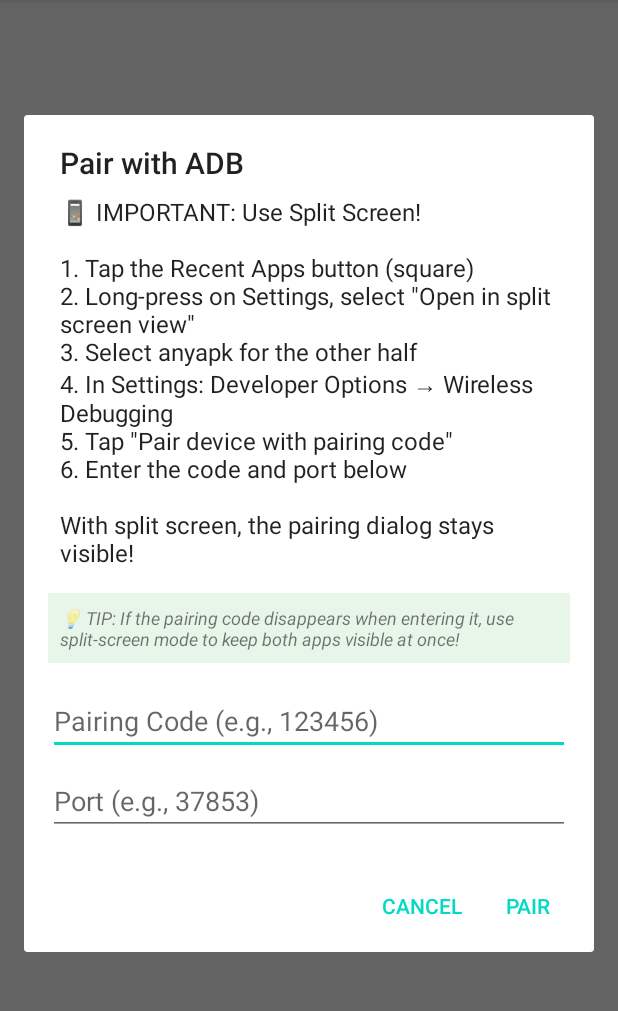
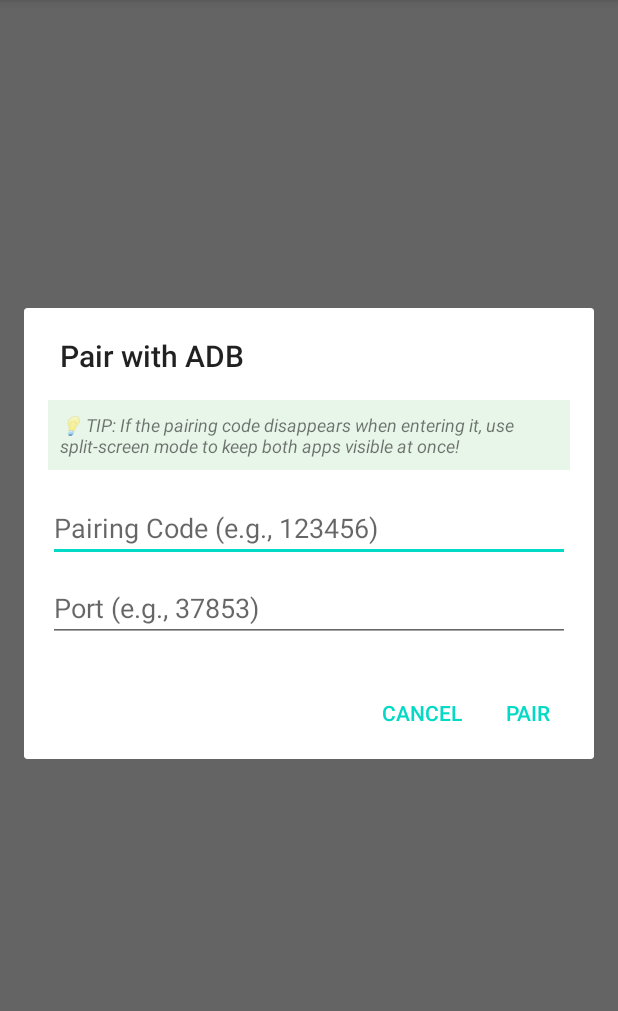
Before and after one commit to sam1am/anyapk, an Android app: the screen it shows after launch (MainActivity), after a tap on "WAITING…", on a phone screen of 412 x 824 dp, the part 84-1095 px from its top. Run offline under Robolectric (Android 15) with nearby library versions, the phone set to English and light mode, and no system bars; libraries missing offline, so code that uses them is left out: io.github.muntashirakon.adb; 6 statements that could not run were skipped.

Commit message:
fix "split screen makes entering code impossible"

```diff
--- a/app/src/main/java/com/anyapk/installer/MainActivity.kt
+++ b/app/src/main/java/com/anyapk/installer/MainActivity.kt
@@ -18,6 +18,7 @@ class MainActivity : AppCompatActivity() {
 
     private lateinit var statusText: TextView
     private lateinit var actionButton: Button
+    private lateinit var refreshButton: Button
     private lateinit var testConnectionButton: Button
     private lateinit var selectApkButton: Button
 
@@ -38,11 +39,16 @@ class MainActivity : AppCompatActivity() {
 
         statusText = findViewById(R.id.statusText)
         actionButton = findViewById(R.id.actionButton)
+        refreshButton = findViewById(R.id.refreshButton)
         testConnectionButton = findViewById(R.id.testConnectionButton)
         selectApkButton = findViewById(R.id.selectApkButton)
 
         actionButton.setOnClickListener {
             showPairingDialog()
+        }
+
+        refreshButton.setOnClickListener {
+            checkStatus()
         }
 
         testConnectionButton.setOnClickListener {
@@ -73,6 +79,7 @@ class MainActivity : AppCompatActivity() {
                     actionButton.isEnabled = false
                     actionButton.text = getString(R.string.btn_connected)
                     testConnectionButton.visibility = Button.GONE
+                    refreshButton.visibility = Button.GONE
                     selectApkButton.visibility = Button.VISIBLE
                 }
                 else -> {
--- a/app/src/main/java/com/anyapk/installer/PairingDialogFragment.kt
+++ b/app/src/main/java/com/anyapk/installer/PairingDialogFragment.kt
@@ -18,7 +18,7 @@ class PairingDialogFragment : DialogFragment() {
 
         return AlertDialog.Builder(requireContext())
             .setTitle(getString(R.string.pairing_title))
-            .setMessage(getString(R.string.pairing_message))
+            //.setMessage(getString(R.string.pairing_message))
             .setView(view)
             .setPositiveButton(getString(R.string.btn_pair)) { _, _ ->
                 val code = codeInput.text.toString()
--- a/app/src/main/res/layout/activity_main.xml
+++ b/app/src/main/res/layout/activity_main.xml
@@ -16,13 +16,26 @@
         android:layout_marginBottom="32dp"
         android:lineSpacingExtra="4dp" />
 
-    <Button
-        android:id="@+id/actionButton"
+    <LinearLayout
         android:layout_width="wrap_content"
         android:layout_height="wrap_content"
-        android:text="@string/btn_waiting"
-        android:minWidth="200dp"
-        android:layout_marginBottom="16dp" />
+        android:orientation="horizontal">
+        <Button
+            android:id="@+id/actionButton"
+            android:layout_width="wrap_content"
+            android:layout_height="wrap_content"
+            android:text="@string/btn_waiting"
+            android:minWidth="200dp"
+            android:layout_marginBottom="16dp" />
+
+        <Button
+            android:id="@+id/refreshButton"
+            android:layout_width="wrap_content"
+            android:layout_height="wrap_content"
+            android:text="@string/btn_refresh"
+            android:minWidth="200dp"
+            android:layout_marginBottom="16dp" />
+    </LinearLayout>
 
     <Button
         android:id="@+id/testConnectionButton"
--- a/app/src/main/res/values/strings.xml
+++ b/app/src/main/res/values/strings.xml
@@ -29,4 +29,5 @@
     <string name="pairing_success">✅ Paired successfully!</string>
     <string name="pairing_failed">❌ Pairing failed: %s</string>
     <string name="btn_select_apk">Select APK to Install</string>
+    <string name="btn_refresh">Refresh</string>
 </resources>
```
